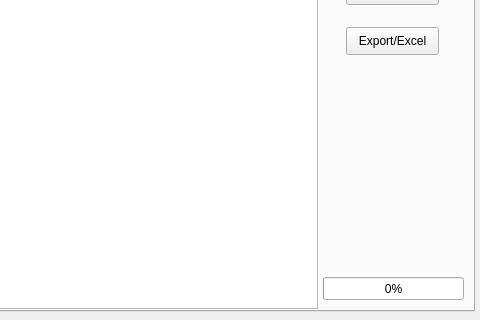
This is gestionemployee.ui in JasserBOUKRYA/PROJET_c-_2a as Qt 5 draws it before an edit; both pictures show x 536 to 1016 and y 139 to 459 of the 1016 by 459 pixel window. The edited form follows.
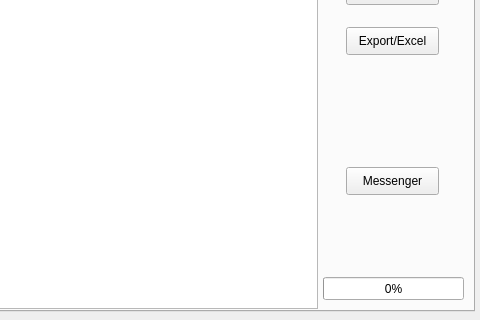
This is the edited form. The open tabs and pages were chosen to show the change.

```diff
--- a/gestionemployee.ui
+++ b/gestionemployee.ui
@@ -387,6 +387,22 @@
       <string/>
      </property>
     </widget>
+    <widget class="QPushButton" name="pushButton_6">
+     <property name="geometry">
+      <rect>
+       <x>870</x>
+       <y>270</y>
+       <width>93</width>
+       <height>28</height>
+      </rect>
+     </property>
+     <property name="acceptDrops">
+      <bool>true</bool>
+     </property>
+     <property name="text">
+      <string>Messenger</string>
+     </property>
+    </widget>
     <zorder>label_19</zorder>
     <zorder>tableView</zorder>
     <zorder>pushButton_5</zorder>
```
Left out of the diff: 3 changed lines with no effect on the pictures.
